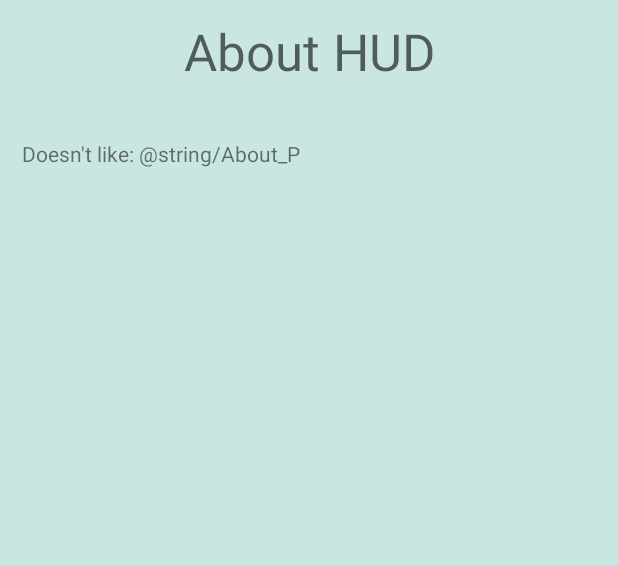
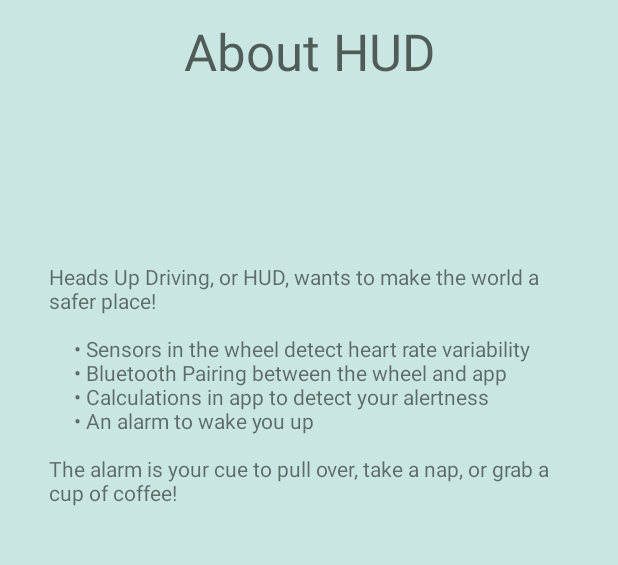
Before and after one commit to NoelleTemple/SDApplication, an Android app: the AboutPage screen opened directly, with no data from a screen before it, on a phone screen of 412 x 824 dp, the part 132-697 px from its top. Run offline under Robolectric (Android 15) with nearby library versions, the phone set to English and light mode, and no system bars.

Commit message:
About Page fixed for now.

```diff
--- a/app/src/main/java/com/example/myapplication/AboutPage.java
+++ b/app/src/main/java/com/example/myapplication/AboutPage.java
@@ -6,6 +6,7 @@ import android.content.Intent;
 import android.os.Bundle;
 import android.view.View;
 import android.widget.ImageButton;
+import android.widget.TextView;
 
 public class AboutPage extends AppCompatActivity {
 
@@ -13,13 +14,19 @@ public class AboutPage extends AppCompatActivity {
     protected void onCreate(Bundle savedInstanceState) {
         super.onCreate(savedInstanceState);
         setContentView(R.layout.activity_about_page);
-        ImageButton home_button4 = (ImageButton) findViewById(R.id.home_button4);
+        TextView t = findViewById(R.id.about_paragraph);
+        t.setText("Heads Up Driving, or HUD, wants to make the world a safer place!\n\n \t \u2022 " +
+                "Sensors in the wheel detect heart rate variability \n \t \u2022 Bluetooth " +
+                "Pairing between the wheel and app \n \t \u2022 Calculations in app to detect your alertness \n " +
+                "\t \u2022 An alarm to wake you up \n \nThe alarm is your cue to pull over, take a nap, or grab a cup of coffee!");
+        ImageButton home_button4 = findViewById(R.id.home_button4);
         home_button4.setOnClickListener(new View.OnClickListener() {
             @Override
             public void onClick(View v) {
                 goHome();
             }
         });
+
     }
     private void goHome() {
         Intent intent = new Intent(this, MainActivity.class);
--- a/app/src/main/java/com/example/myapplication/DrivingPage.java
+++ b/app/src/main/java/com/example/myapplication/DrivingPage.java
@@ -1,15 +1,12 @@
 package com.example.myapplication;
 
 import androidx.appcompat.app.AppCompatActivity;
-
 import android.content.Intent;
 import android.media.MediaPlayer;
 import android.os.Bundle;
 import android.view.View;
 import android.widget.Button;
 import android.widget.ImageButton;
-
-import java.io.IOException;
 
 public class DrivingPage extends AppCompatActivity {
     ProfileInfo profile;
@@ -46,7 +43,6 @@ public class DrivingPage extends AppCompatActivity {
                 }
             }
         });
-
     }
 
     private void goHome() {
--- a/app/src/main/res/layout/activity_about_page.xml
+++ b/app/src/main/res/layout/activity_about_page.xml
@@ -31,12 +31,12 @@
 
     <TextView
         android:id="@+id/about_paragraph"
-        android:layout_width="383dp"
-        android:layout_height="152dp"
-        android:text="Doesn't like: @string/About_P"
+        android:layout_width="348dp"
+        android:layout_height="209dp"
+        android:text=" "
         app:layout_constraintBottom_toBottomOf="parent"
-        app:layout_constraintEnd_toEndOf="parent"
-        app:layout_constraintStart_toStartOf="parent"
+        app:layout_constraintEnd_toEndOf="@+id/about_title"
+        app:layout_constraintStart_toStartOf="@+id/about_title"
         app:layout_constraintTop_toBottomOf="@+id/about_title"
-        app:layout_constraintVertical_bias="0.068" />
+        app:layout_constraintVertical_bias="0.251" />
 </androidx.constraintlayout.widget.ConstraintLayout>
--- a/app/src/main/res/values/strings.xml
+++ b/app/src/main/res/values/strings.xml
@@ -18,5 +18,4 @@
     <string name="confirm_button">My Information is Correct</string>
     <string name="home_button">Go Home</string>
     <string name="alarm_button">Test Alarm</string>
-    <!--string name="About_P">Heads Up Driving, or HUD, is dedicated to making the roads a safer place.  Through sensors embedded in the steering wheel cover, we can track heart rate variability and through rigorous calculations, we can detect if you are falling asleep at the wheel.  Just input your user information so we can make the best possible decisions about your alertness!  If an alarm starts to go off, that\'s your cue to pull over, grab a coffee, or take a quick nap!</string-->
 </resources>
```
